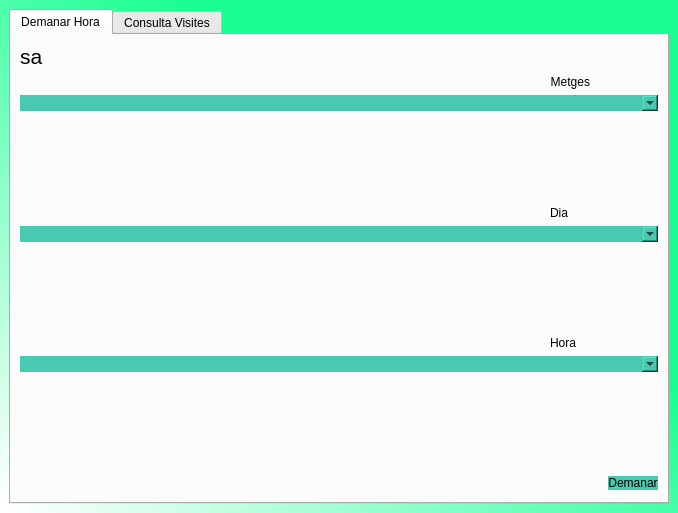
Before: the Qt Designer form Vistes/Pacient.ui in Jordiva/MongoDB, drawn with Qt 5.
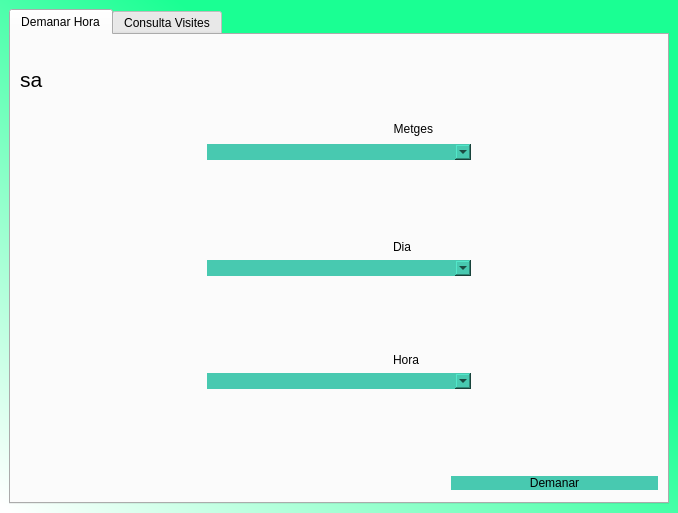
After: the same form once the commit is applied.

The edit to the form file:
```diff
--- a/Vistes/Pacient.ui
+++ b/Vistes/Pacient.ui
@@ -20,7 +20,7 @@
   </property>
   <widget class="QWidget" name="centralwidget">
    <layout class="QGridLayout" name="gridLayout">
-    <item row="0" column="1">
+    <item row="0" column="0">
      <widget class="QTabWidget" name="tabWidget">
       <property name="currentIndex">
        <number>0</number>
@@ -30,7 +30,7 @@
         <string>Demanar Hora</string>
        </attribute>
        <layout class="QGridLayout" name="gridLayout_2">
-        <item row="7" column="0" colspan="6">
+        <item row="7" column="1" colspan="5">
          <widget class="QComboBox" name="comboBox">
           <property name="styleSheet">
            <string notr="true">border-radius:10px;
@@ -39,7 +39,16 @@
           </property>
          </widget>
         </item>
-        <item row="4" column="0" colspan="6">
+        <item row="12" column="1" colspan="5">
+         <widget class="QComboBox" name="comboBox_2">
+          <property name="styleSheet">
+           <string notr="true">border-radius:10px;
+font: 14pt &quot;MS Shell Dlg 2&quot;;
+background-color: rgb(72, 201, 176);</string>
+          </property>
+         </widget>
+        </item>
+        <item row="4" column="1" colspan="5">
          <widget class="QComboBox" name="llista_metges">
           <property name="styleSheet">
            <string notr="true">border-radius:10px;
@@ -48,7 +57,20 @@
           </property>
          </widget>
         </item>
-        <item row="6" column="1">
+        <item row="4" column="6">
+         <spacer name="horizontalSpacer">
+          <property name="orientation">
+           <enum>Qt::Horizontal</enum>
+          </property>
+          <property name="sizeHint" stdset="0">
+           <size>
+            <width>40</width>
+            <height>20</height>
+           </size>
+          </property>
+         </spacer>
+        </item>
+        <item row="6" column="2">
          <widget class="QLabel" name="label_3">
           <property name="whatsThis">
            <string>&lt;html&gt;&lt;head/&gt;&lt;body&gt;&lt;p&gt;&lt;br/&gt;&lt;/p&gt;&lt;/body&gt;&lt;/html&gt;</string>
@@ -61,7 +83,7 @@
           </property>
          </widget>
         </item>
-        <item row="2" column="1">
+        <item row="2" column="2">
          <widget class="QLabel" name="label_2">
           <property name="text">
            <string>Metges</string>
@@ -71,15 +93,110 @@
           </property>
          </widget>
         </item>
-        <item row="12" column="0" colspan="6">
-         <widget class="QComboBox" name="comboBox_2">
+        <item row="14" column="5" colspan="2">
+         <widget class="QPushButton" name="pushButton">
           <property name="styleSheet">
            <string notr="true">border-radius:10px;
 font: 14pt &quot;MS Shell Dlg 2&quot;;
 background-color: rgb(72, 201, 176);</string>
           </property>
+          <property name="text">
+           <string>Demanar</string>
+          </property>
          </widget>
         </item>
+        <item row="5" column="2">
+         <spacer name="verticalSpacer">
+          <property name="orientation">
+           <enum>Qt::Vertical</enum>
+          </property>
+          <property name="sizeHint" stdset="0">
+           <size>
+            <width>20</width>
+            <height>40</height>
+           </size>
+          </property>
+         </spacer>
+        </item>
+        <item row="14" column="1">
+         <spacer name="horizontalSpacer_2">
+          <property name="orientation">
+           <enum>Qt::Horizontal</enum>
+          </property>
+          <property name="sizeHint" stdset="0">
+           <size>
+            <width>40</width>
+            <height>20</height>
+           </size>
+          </property>
+         </spacer>
+        </item>
+        <item row="8" column="5">
+         <spacer name="verticalSpacer_3">
+          <property name="orientation">
+           <enum>Qt::Vertical</enum>
+          </property>
+          <property name="sizeHint" stdset="0">
+           <size>
+            <width>20</width>
+            <height>40</height>
+           </size>
+          </property>
+         </spacer>
+        </item>
+        <item row="9" column="2">
+         <widget class="QLabel" name="label">
+          <property name="text">
+           <string>Hora</string>
+          </property>
+         </widget>
+        </item>
+        <item row="13" column="1">
+         <widget class="QLabel" name="error">
+          <property name="text">
+           <string/>
+          </property>
+         </widget>
+        </item>
+        <item row="13" column="5">
+         <spacer name="verticalSpacer_2">
+          <property name="orientation">
+           <enum>Qt::Vertical</enum>
+          </property>
+          <property name="sizeHint" stdset="0">
+           <size>
+            <width>20</width>
+            <height>40</height>
+           </size>
+          </property>
+         </spacer>
+        </item>
+        <item row="4" column="0">
+         <spacer name="horizontalSpacer_3">
+          <property name="orientation">
+           <enum>Qt::Horizontal</enum>
+          </property>
+          <property name="sizeHint" stdset="0">
+           <size>
+            <width>40</width>
+            <height>20</height>
+           </size>
+          </property>
+         </spacer>
+        </item>
+        <item row="0" column="2">
+         <spacer name="verticalSpacer_4">
+          <property name="orientation">
+           <enum>Qt::Vertical</enum>
+          </property>
+          <property name="sizeHint" stdset="0">
+           <size>
+            <width>20</width>
+            <height>40</height>
+           </size>
+          </property>
+         </spacer>
+        </item>
         <item row="0" column="0">
          <widget class="QLabel" name="usuari">
           <property name="font">
@@ -100,84 +217,6 @@
           </property>
          </widget>
         </item>
-        <item row="8" column="4">
-         <spacer name="verticalSpacer_3">
-          <property name="orientation">
-           <enum>Qt::Vertical</enum>
-          </property>
-          <property name="sizeHint" stdset="0">
-           <size>
-            <width>20</width>
-            <height>40</height>
-           </size>
-          </property>
-         </spacer>
-        </item>
-        <item row="5" column="1">
-         <spacer name="verticalSpacer">
-          <property name="orientation">
-           <enum>Qt::Vertical</enum>
-          </property>
-          <property name="sizeHint" stdset="0">
-           <size>
-            <width>20</width>
-            <height>40</height>
-           </size>
-          </property>
-         </spacer>
-        </item>
-        <item row="14" column="0">
-         <spacer name="horizontalSpacer_2">
-          <property name="orientation">
-           <enum>Qt::Horizontal</enum>
-          </property>
-          <property name="sizeHint" stdset="0">
-           <size>
-            <width>40</width>
-            <height>20</height>
-           </size>
-          </property>
-         </spacer>
-        </item>
-        <item row="14" column="4" colspan="2">
-         <widget class="QPushButton" name="pushButton">
-          <property name="styleSheet">
-           <string notr="true">border-radius:10px;
-font: 14pt &quot;MS Shell Dlg 2&quot;;
-background-color: rgb(72, 201, 176);</string>
-          </property>
-          <property name="text">
-           <string>Demanar</string>
-          </property>
-         </widget>
-        </item>
-        <item row="13" column="4">
-         <spacer name="verticalSpacer_2">
-          <property name="orientation">
-           <enum>Qt::Vertical</enum>
-          </property>
-          <property name="sizeHint" stdset="0">
-           <size>
-            <width>20</width>
-            <height>40</height>
-           </size>
-          </property>
-         </spacer>
-        </item>
-        <item row="9" column="1">
-         <widget class="QLabel" name="label">
-          <property name="text">
-           <string>Hora</string>
-          </property>
-         </widget>
-        </item>
-        <item row="13" column="0">
-         <widget class="QLabel" name="error">
-          <property name="text">
-           <string/>
-          </property>
-         </widget>
-        </item>
        </layout>
       </widget>
       <widget class="QWidget" name="ConsultaVisites">
```
